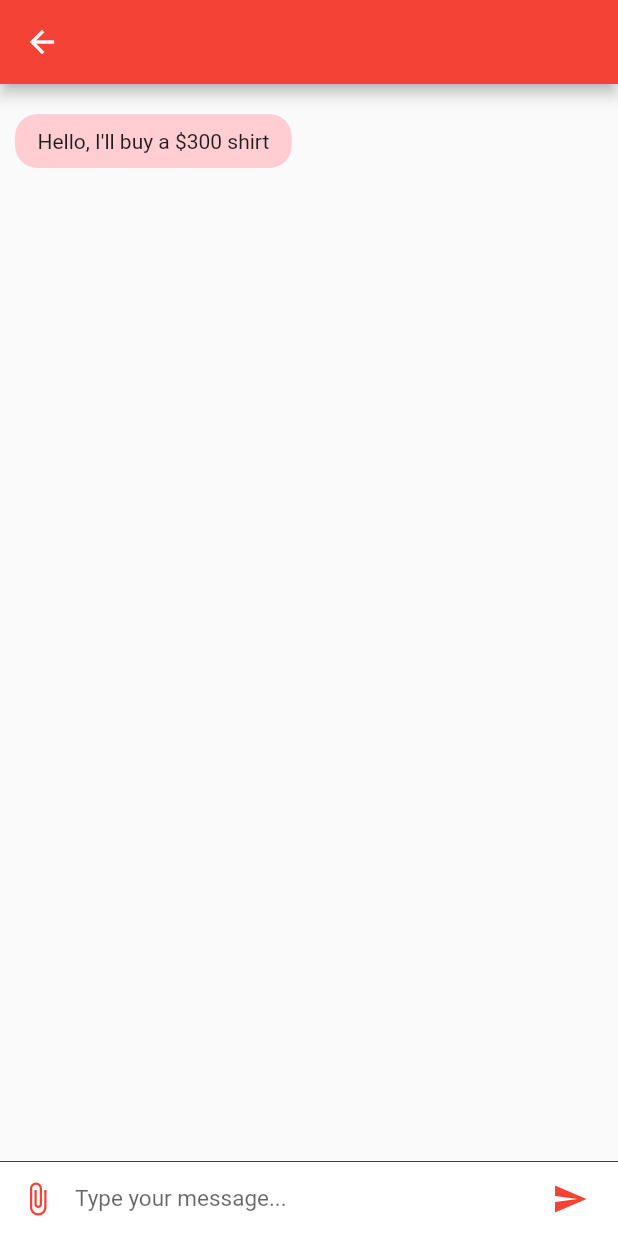
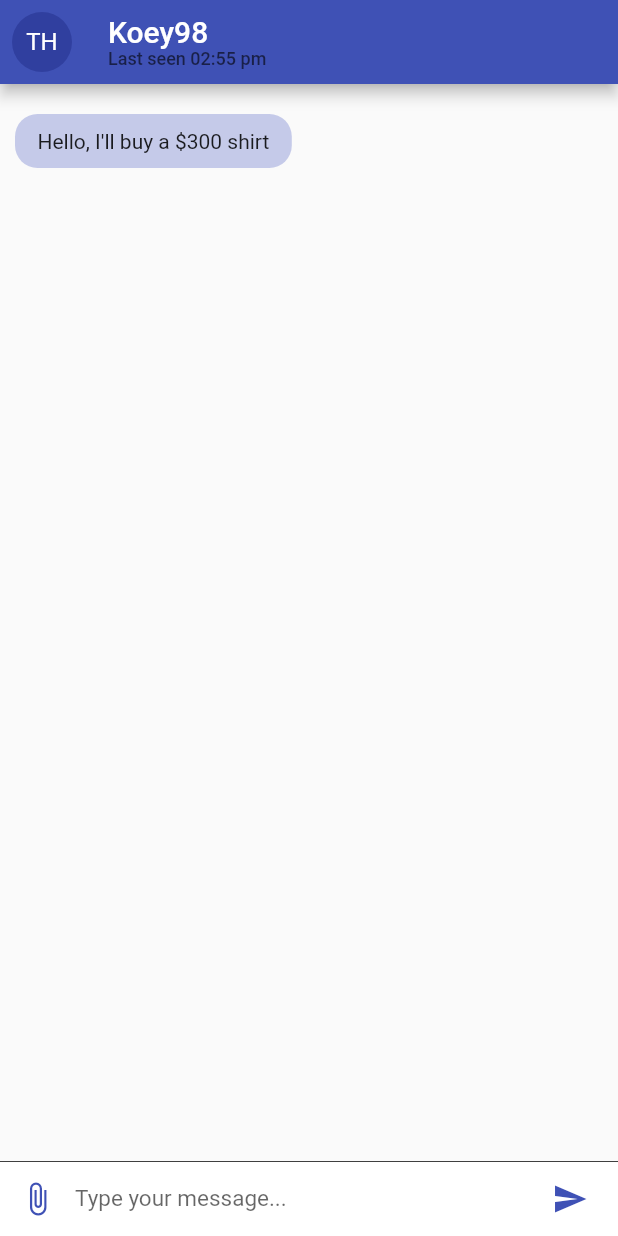
Before and after one commit to cameronsuen/crowdbuy, a Flutter app: the screen it shows after launch, after a tap on "A S", on a phone screen of 412 x 824 dp. Run offline on Flutter 3.47's test engine with Material 2 defaults, Android fonts, the light colour scheme and no system bars; missing offline and left inert: duration.

Commit message:
Added avatar to chat

```diff
--- a/lib/chat.dart
+++ b/lib/chat.dart
@@ -11,7 +11,6 @@ class ChatPage extends StatefulWidget {
 
 class Chat extends State<ChatPage> {
   final TextEditingController textEditingController = TextEditingController();
-  final FocusNode focusNode = FocusNode();
 
   @override
   void initState() {
@@ -21,7 +20,29 @@ class Chat extends State<ChatPage> {
   @override
   Widget build(BuildContext context) {
     return Scaffold(
-        appBar: AppBar(),
+        appBar: AppBar(
+          title: Column(
+            children: <Widget>[
+              const Text("Koey98"),
+              Text(
+                "Last seen 02:55 pm",
+                style: TextStyle(
+                  fontSize: 12,
+                  color: Theme.of(context).hintColor,
+                ),
+              ),
+            ],
+            crossAxisAlignment: CrossAxisAlignment.start,
+          ),
+          leading: const FittedBox(
+            fit: BoxFit.cover,
+            child: Padding(
+                padding: EdgeInsets.all(8),
+                child: CircleAvatar(
+                  child: Text('TH'),
+                )),
+          ),
+        ),
         body: Stack(children: <Widget>[
           Column(
             children: <Widget>[
@@ -48,17 +69,6 @@ class Chat extends State<ChatPage> {
             ),
             color: Colors.white,
           ),
-          /*Material(
-            child: Container(
-              margin: EdgeInsets.symmetric(horizontal: 1),
-              child: IconButton(
-                icon: Icon(Icons.face),
-                onPressed: getSticker,
-                color: ColorConstants.primaryColor,
-              ),
-            ),
-            color: Colors.white,
-          ),*/
 
           // Edit text
           Flexible(
--- a/lib/main.dart
+++ b/lib/main.dart
@@ -29,7 +29,7 @@ class MyApp extends StatelessWidget {
         // or simply save your changes to "hot reload" in a Flutter IDE).
         // Notice that the counter didn't reset back to zero; the application
         // is not restarted.
-        primarySwatch: Colors.red,
+        primarySwatch: Colors.indigo,
         textTheme: Theme.of(context).textTheme.apply(),
       ),
       home: const MyHomePage(title: 'CrowdBuy'),
```
